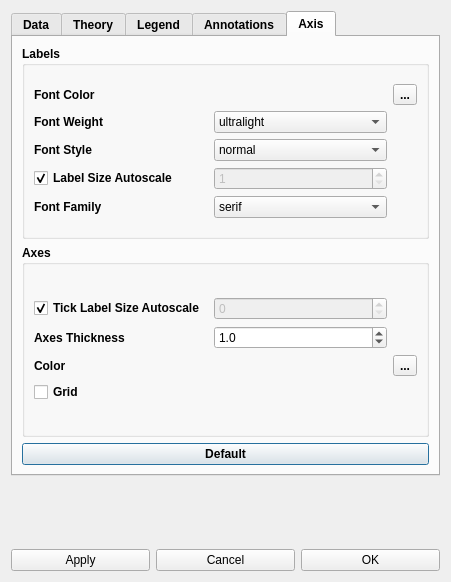
Before: the Qt Designer form RepTate/gui/markerSettings.ui in jorge-ramirez-upm/RepTate, drawn with Qt 5.
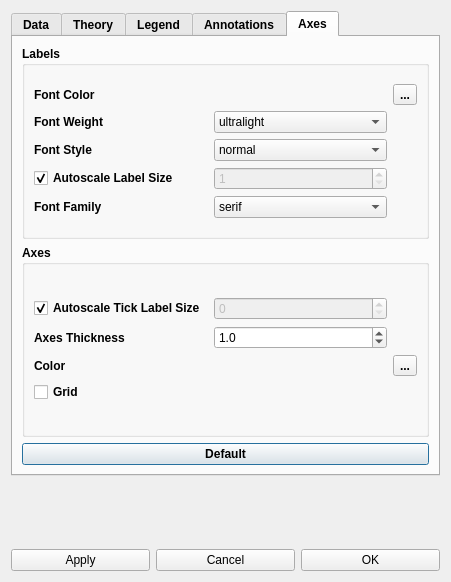
After: the same form once the commit is applied. The open tabs and pages were chosen to show the change. Icons and pictures are not drawn.

Commit message: NEW axes and label setting options

What changed in the file:
```diff
--- a/RepTate/gui/markerSettings.ui
+++ b/RepTate/gui/markerSettings.ui
@@ -1828,7 +1828,7 @@
      </widget>
      <widget class="QWidget" name="tab">
       <attribute name="title">
-       <string>Axis</string>
+       <string>Axes</string>
       </attribute>
       <layout class="QVBoxLayout" name="verticalLayout_20">
        <item>
@@ -2008,7 +2008,7 @@
             <item row="3" column="0">
              <widget class="QCheckBox" name="label_size_auto_cb">
               <property name="text">
-               <string>Label Size Autoscale</string>
+               <string>Autoscale Label Size</string>
               </property>
               <property name="checked">
                <bool>true</bool>
@@ -2133,7 +2133,7 @@
             <item row="0" column="0">
              <widget class="QCheckBox" name="tick_label_size_auto_cb">
               <property name="text">
-               <string>Tick Label Size Autoscale</string>
+               <string>Autoscale Tick Label Size</string>
               </property>
               <property name="checked">
                <bool>true</bool>
```
Left out of the diff: 2 changed lines with no effect on the pictures. The commit also changes 1 other file.
